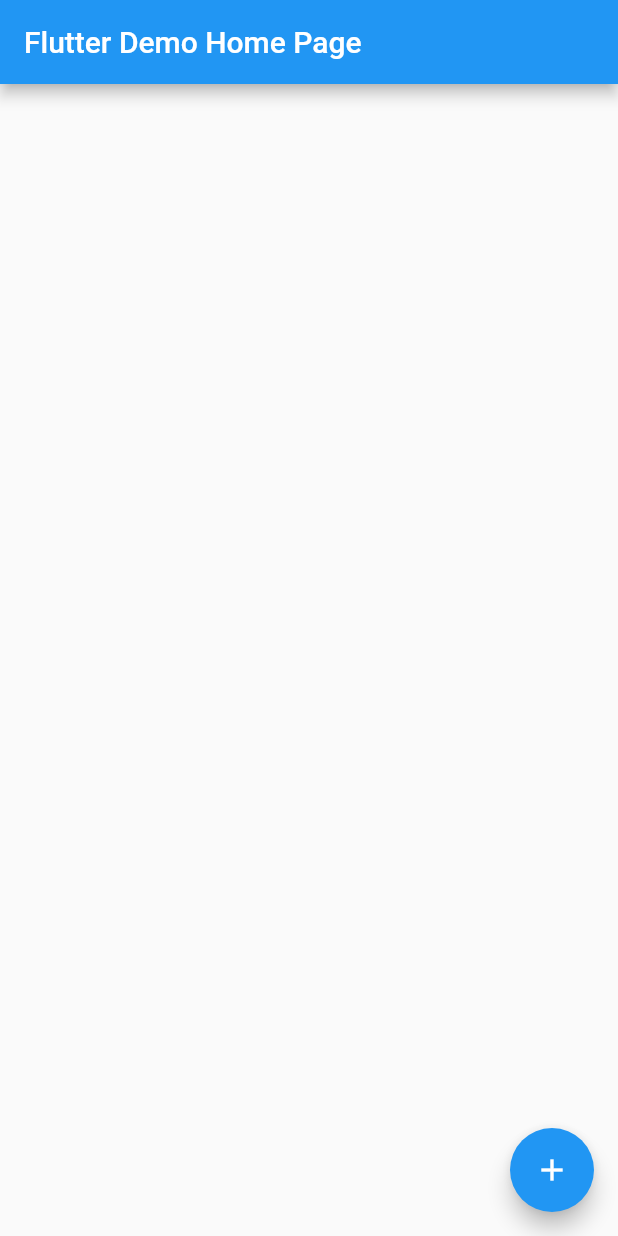
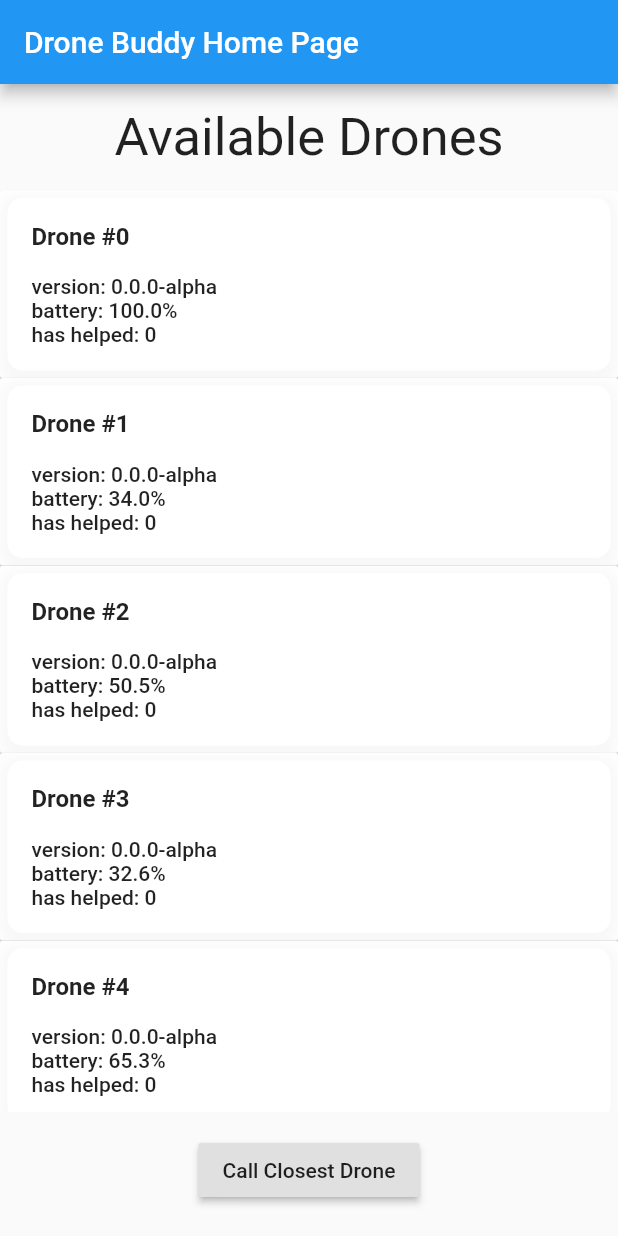
Before and after one commit to Drone-Buddy/mobile-app, a Flutter app: the screen it shows after launch, on a phone screen of 412 x 824 dp. Run offline on Flutter 3.47's test engine with Material 2 defaults, Android fonts, the phone set to English and light mode, and no system bars.

Commit message:
setup-basic-ui

```diff
--- a/lib/main.dart
+++ b/lib/main.dart
@@ -13,7 +13,7 @@ class DroneBuddyApp extends StatelessWidget {
       theme: ThemeData(
         primarySwatch: Colors.blue,
       ),
-      home: MainPage(title: 'Flutter Demo Home Page'),
+      home: MainPage(title: 'Drone Buddy Home Page'),
     );
   }
 }
@@ -23,6 +23,10 @@ String websocketUrl =
 
 class DroneObject {
   int id;
+  double power;
+  String firmware_version;
+  int has_helped;
+  DroneObject(this.id, this.power, this.firmware_version, this.has_helped);
 }
 
 class MainPage extends StatefulWidget {
@@ -50,6 +54,127 @@ class _MainPageState extends State<MainPage> {
 
   @override
   Widget build(BuildContext context) {
+    // Below list for testing purposes.
+    // TODO: Add WebSocket to AWS in order to get Drone Data and Supply GPS Data
+    var available_drones = [
+      DroneObject(0, 100, "0.0.0-alpha", 0),
+      DroneObject(1, 34, "0.0.0-alpha", 0),
+      DroneObject(2, 50.5, "0.0.0-alpha", 0),
+      DroneObject(3, 32.6, "0.0.0-alpha", 0),
+      DroneObject(4, 65.3, "0.0.0-alpha", 0),
+      DroneObject(5, 87, "0.0.0-alpha", 0),
+      DroneObject(6, 20, "0.0.0-alpha", 0),
+      DroneObject(7, 100, "0.0.0-alpha", 0),
+      DroneObject(0, 100, "0.0.0-alpha", 0),
+      DroneObject(1, 34, "0.0.0-alpha", 0),
+      DroneObject(2, 50.5, "0.0.0-alpha", 0),
+      DroneObject(3, 32.6, "0.0.0-alpha", 0),
+      DroneObject(4, 65.3, "0.0.0-alpha", 0),
+      DroneObject(5, 87, "0.0.0-alpha", 0),
+      DroneObject(6, 20, "0.0.0-alpha", 0),
+      DroneObject(7, 100, "0.0.0-alpha", 0),
+      DroneObject(0, 100, "0.0.0-alpha", 0),
+      DroneObject(1, 34, "0.0.0-alpha", 0),
+      DroneObject(2, 50.5, "0.0.0-alpha", 0),
+      DroneObject(3, 32.6, "0.0.0-alpha", 0),
+      DroneObject(4, 65.3, "0.0.0-alpha", 0),
+      DroneObject(5, 87, "0.0.0-alpha", 0),
+      DroneObject(6, 20, "0.0.0-alpha", 0),
+      DroneObject(7, 100, "0.0.0-alpha", 0)
+    ];
+
+    var drones_list = <Widget>[];
+    for (var i = 0; i < available_drones.length; i++) {
+      drones_list.add(
+        Column(
+          children: <Widget>[
+            RaisedButton(
+              color: Colors.white,
+              elevation: 1.0,
+              padding: EdgeInsets.all(5.0),
+              onPressed: () {
+                print("Drone Selected");
+                // eventTap(index[i], context);
+              },
+              child: Container(
+                padding: EdgeInsets.all(16.0),
+                // color: Colors.pink,
+                decoration: BoxDecoration(
+                  color: Colors.white,
+                  borderRadius: BorderRadius.only(
+                      topLeft: Radius.circular(10),
+                      topRight: Radius.circular(10),
+                      bottomLeft: Radius.circular(10),
+                      bottomRight: Radius.circular(10)),
+                  boxShadow: [
+                    BoxShadow(
+                      color: Colors.grey.withOpacity(0.075),
+                      spreadRadius: 5,
+                      blurRadius: 7,
+                      offset: Offset(0, 3), // changes position of shadow
+                    ),
+                  ],
+                ),
+                child: Column(
+                  children: <Widget>[
+                    Row(
+                      crossAxisAlignment: CrossAxisAlignment.start,
+                      mainAxisAlignment: MainAxisAlignment.start,
+                      children: <Widget>[
+                        Container(
+                            alignment: Alignment.centerLeft,
+                            child: Text(
+                                "Drone #" + available_drones[i].id.toString(),
+                                style: TextStyle(
+                                    fontSize: 16.0,
+                                    fontWeight: FontWeight.bold)))
+                      ],
+                    ),
+                    Container(
+                      height: 16.0,
+                    ),
+                    Row(
+                      crossAxisAlignment: CrossAxisAlignment.start,
+                      mainAxisAlignment: MainAxisAlignment.start,
+                      children: [
+                        Container(
+                            alignment: Alignment.centerLeft,
+                            child: Text("version: " +
+                                available_drones[i]
+                                    .firmware_version
+                                    .toString()))
+                      ],
+                    ),
+                    Row(
+                      crossAxisAlignment: CrossAxisAlignment.start,
+                      mainAxisAlignment: MainAxisAlignment.start,
+                      children: [
+                        Container(
+                            alignment: Alignment.centerLeft,
+                            child: Text("battery: " +
+                                available_drones[i].power.toString() +
+                                "%"))
+                      ],
+                    ),
+                    Row(
+                      crossAxisAlignment: CrossAxisAlignment.start,
+                      mainAxisAlignment: MainAxisAlignment.start,
+                      children: [
+                        Container(
+                            alignment: Alignment.centerLeft,
+                            child: Text("has helped: " +
+                                available_drones[i].has_helped.toString()))
+                      ],
+                    ),
+                  ],
+                ),
+              ),
+            ),
+          ],
+        ),
+      );
+    }
+
     // This method is rerun every time setState is called, for instance as done
     // by the _incrementCounter method above.
     //
@@ -84,21 +209,36 @@ class _MainPageState extends State<MainPage> {
             mainAxisSize: MainAxisSize.max,
             mainAxisAlignment: MainAxisAlignment.center,
             children: <Widget>[
-            // Text(
-            //   'You have pushed the button this many times:',
-            // ),
-            // Text(
-            //   '$_counter',
-            //   style: Theme.of(context).textTheme.headline4,
-            // ),
+              Container(
+                height: 15,
+              ),
+              Container(
+                child: Text(
+                  "Available Drones",
+                  style: TextStyle(
+                      fontSize: 35.0,
+                      fontWeight: FontWeight.normal,
+                      color: Colors.black87),
+                ),
+                alignment: Alignment.topCenter,
+              ),
+              Container(
+                height: 15.0,
+              ),
+              Expanded(child: ListView(children: drones_list)),
+              Container(
+                height: 15,
+              ),
+              RaisedButton(
+                  onPressed: () {
+                    print("CALL DRONE!");
+                  },
+                  child: Text("Call Closest Drone")),
+              Container(
+                height: 20,
+              ),
             ],
           ),
-      ),
-      floatingActionButton: FloatingActionButton(
-        onPressed: _incrementCounter,
-        tooltip: 'Increment',
-        child: Icon(Icons.add),
-      ), // This trailing comma makes auto-formatting nicer for build methods.
-    );
+        ));
   }
 }
```
Lines whose indentation alone changed are shown as unchanged.
